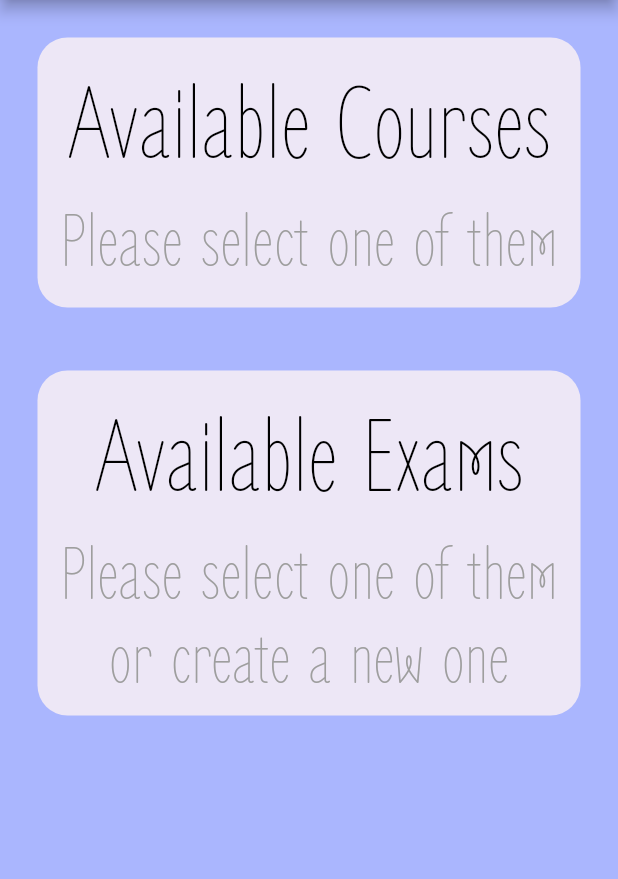
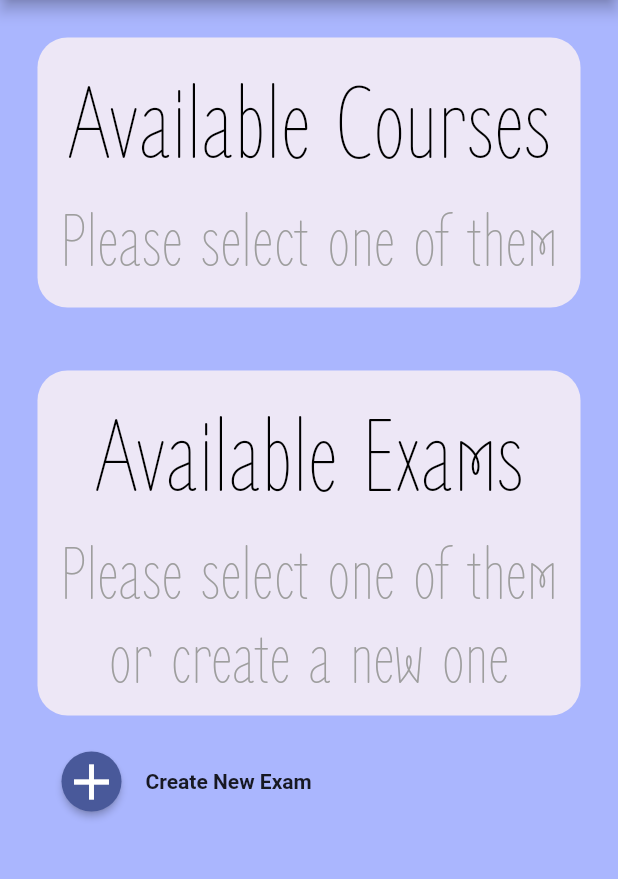
Before and after one commit to dpkg-i-foo-deb/exams-quizzes-alike, a Flutter app: the TeacherPage screen opened directly with empty values, on a phone screen of 412 x 824 dp, the part 84-963 px from its top. Run offline on Flutter 3.47's test engine with Material 2 defaults, Android fonts, the phone set to English and light mode, and no system bars; missing offline and left inert: multiselect_formfield; accounts and stored records are empty; network calls fail.

Commit message:
Move create exam button 💥

```diff
--- a/flutter/lib/screens/teacher/components/exam_item.dart
+++ b/flutter/lib/screens/teacher/components/exam_item.dart
@@ -1,5 +1,5 @@
 import 'package:exams_quizzes_alike/models/exam.dart';
-import 'package:exams_quizzes_alike/screens/exam/components/exam_page.dart';
+import 'package:exams_quizzes_alike/screens/exam/exam_page.dart';
 import 'package:exams_quizzes_alike/widgets/grid_item.dart';
 import 'package:flutter/material.dart';
 
--- a/flutter/lib/screens/teacher/teacher_page.dart
+++ b/flutter/lib/screens/teacher/teacher_page.dart
@@ -3,6 +3,7 @@ import 'package:exams_quizzes_alike/exceptions/exam_exception.dart';
 import 'package:exams_quizzes_alike/models/course.dart';
 import 'package:exams_quizzes_alike/network/course_requests.dart';
 import 'package:exams_quizzes_alike/network/exam_requests.dart';
+import 'package:exams_quizzes_alike/screens/exam/create_exam_page.dart';
 import 'package:exams_quizzes_alike/screens/teacher/components/course_item.dart';
 import 'package:exams_quizzes_alike/screens/teacher/components/exam_item.dart';
 import 'package:exams_quizzes_alike/widgets/main_app_bar.dart';
@@ -93,6 +94,7 @@ class _TeacherPageState extends State<TeacherPage> {
                             height: 20,
                           ),
                           Flexible(
+                              flex: 1,
                               child: GridView.builder(
                                 shrinkWrap: true,
                                 gridDelegate:
@@ -148,7 +150,40 @@ class _TeacherPageState extends State<TeacherPage> {
                           const SizedBox(
                             height: 20,
                           ),
+                          Align(
+                              alignment: Alignment.bottomLeft,
+                              child: Row(
+                                children: [
+                                  ElevatedButton(
+                                    style: ElevatedButton.styleFrom(
+                                        maximumSize: const Size(225, 700),
+                                        shape: const CircleBorder(),
+                                        primary: const Color.fromARGB(
+                                            255, 73, 89, 154)),
+                                    child: const Icon(
+                                      Icons.add,
+                                      color: Colors.white,
+                                      size: 40,
+                                    ),
+                                    onPressed: () => Navigator.push(
+                                        context,
+                                        MaterialPageRoute(
+                                          builder: (context) =>
+                                              CreateExamPage(),
+                                        )),
+                                  ),
+                                  const Text(
+                                    'Create New Exam',
+                                    style:
+                                        TextStyle(fontWeight: FontWeight.bold),
+                                  ),
+                                ],
+                              )),
+                          const SizedBox(
+                            height: 20,
+                          ),
                           Flexible(
+                              flex: 2,
                               child: GridView.builder(
                                 shrinkWrap: true,
                                 gridDelegate:
@@ -161,7 +196,8 @@ class _TeacherPageState extends State<TeacherPage> {
                                 itemCount: exams.length,
                                 padding: const EdgeInsets.all(1),
                                 itemBuilder: (BuildContext context, int index) {
-                              return ExamItem(exams[index]).buildItem(context);
+                                  return ExamItem(exams[index])
+                                      .buildItem(context);
                                 },
                               )),
                         ],
```
Also changed, not shown: flutter/lib/screens/course/course_page.dart (+0 -28 lines), flutter/lib/screens/exam/components/create/create_exam_body.dart (+2 -20 lines), flutter/lib/screens/exam/components/create/exam_form.dart (+3 -4 lines), flutter/lib/screens/exam/create_exam_page.dart (+3 -10 lines), flutter/lib/screens/exam/exam_page.dart (renamed from flutter/lib/screens/exam/components/exam_page.dart). Lines whose indentation alone changed are shown as unchanged.
